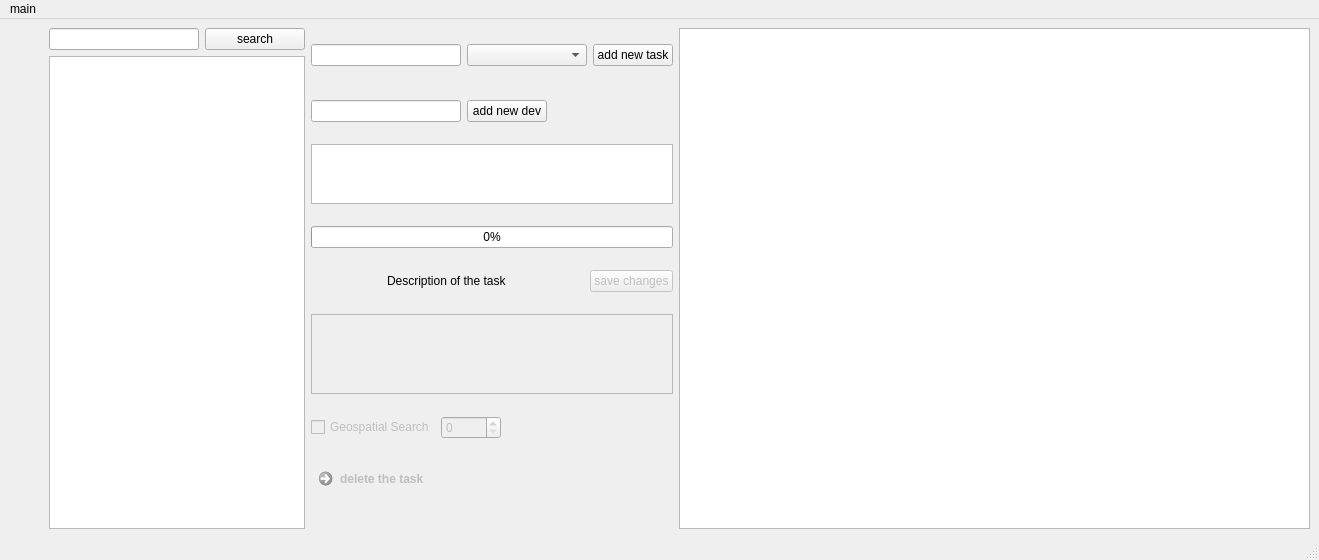
The window that gantt.ui (thedanzjl/gantt) describes before a commit, drawn with Qt 5.
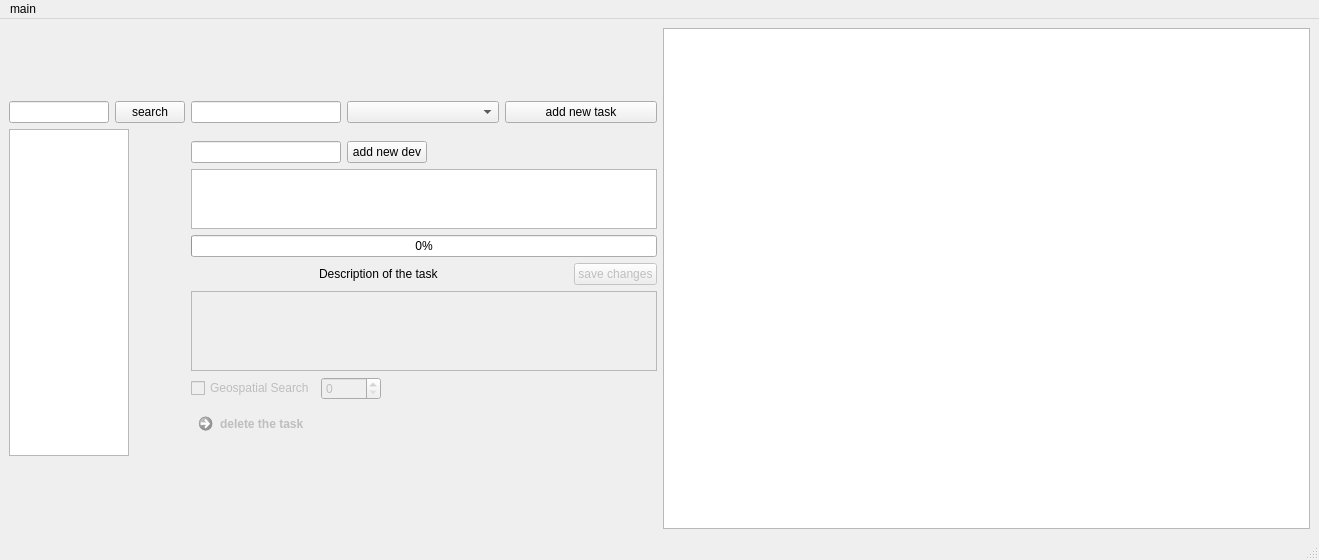
The same window after the commit. Icons and pictures are not drawn.

Patch:
```diff
--- a/gantt.ui
+++ b/gantt.ui
@@ -22,21 +22,8 @@
   <widget class="QWidget" name="centralwidget">
    <layout class="QHBoxLayout" name="horizontalLayout_8">
     <item>
-     <layout class="QHBoxLayout" name="horizontalLayout_2">
-      <item>
-       <spacer name="horizontalSpacer_5">
-        <property name="orientation">
-         <enum>Qt::Horizontal</enum>
-        </property>
-        <property name="sizeHint" stdset="0">
-         <size>
-          <width>40</width>
-          <height>20</height>
-         </size>
-        </property>
-       </spacer>
-      </item>
-      <item>
+     <layout class="QFormLayout" name="formLayout">
+      <item row="0" column="0">
        <layout class="QVBoxLayout" name="verticalLayout">
         <item>
          <layout class="QHBoxLayout" name="horizontalLayout_5">
@@ -44,7 +31,7 @@
            <widget class="QLineEdit" name="taskSearch">
             <property name="minimumSize">
              <size>
-              <width>150</width>
+              <width>100</width>
               <height>0</height>
              </size>
             </property>
@@ -61,6 +48,12 @@
           </item>
           <item>
            <widget class="QPushButton" name="searchButton">
+            <property name="maximumSize">
+             <size>
+              <width>70</width>
+              <height>16777215</height>
+             </size>
+            </property>
             <property name="text">
              <string>search</string>
             </property>
@@ -72,7 +65,7 @@
          <widget class="QTableWidget" name="mainTable">
           <property name="maximumSize">
            <size>
-            <width>16777215</width>
+            <width>120</width>
             <height>16777215</height>
            </size>
           </property>
@@ -92,7 +85,7 @@
         </item>
        </layout>
       </item>
-      <item>
+      <item row="0" column="1">
        <layout class="QVBoxLayout" name="verticalLayout_4">
         <property name="sizeConstraint">
          <enum>QLayout::SetMaximumSize</enum>
@@ -385,15 +378,11 @@
      </layout>
     </item>
     <item>
-     <layout class="QVBoxLayout" name="verticalLayout_2">
-      <item>
-       <widget class="QTableWidget" name="tableWidget">
-        <property name="editTriggers">
-         <set>QAbstractItemView::NoEditTriggers</set>
-        </property>
-       </widget>
-      </item>
-     </layout>
+     <widget class="QTableWidget" name="timelineTable">
+      <property name="editTriggers">
+       <set>QAbstractItemView::NoEditTriggers</set>
+      </property>
+     </widget>
     </item>
    </layout>
   </widget>
```
Left out of the diff: 2 changed lines with no effect on the pictures.
